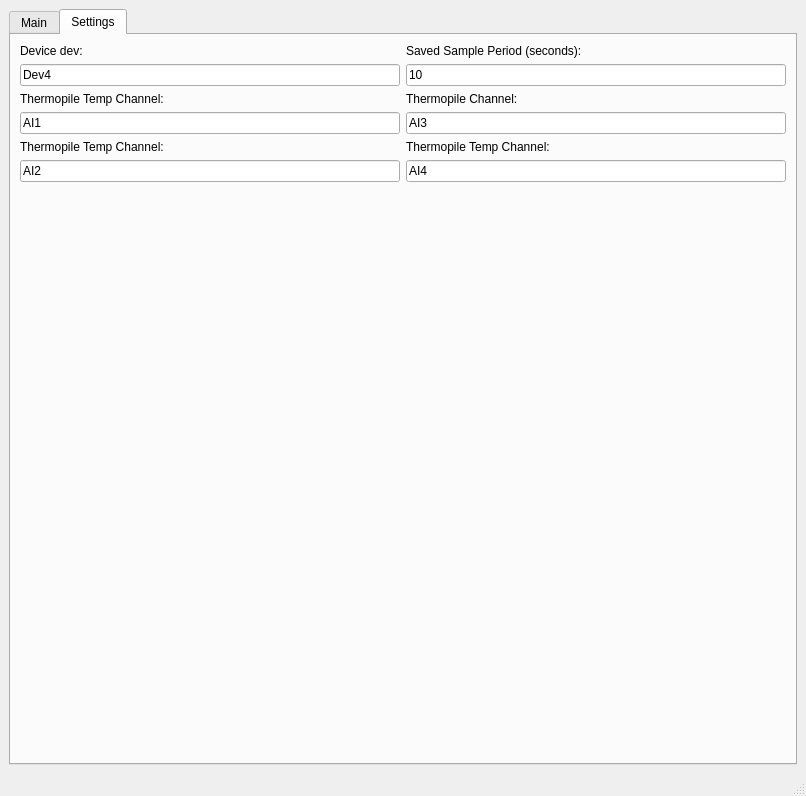
The window that MainWindow.ui (NUBURUInc/chickenlogger) describes before a commit, drawn with Qt 5.
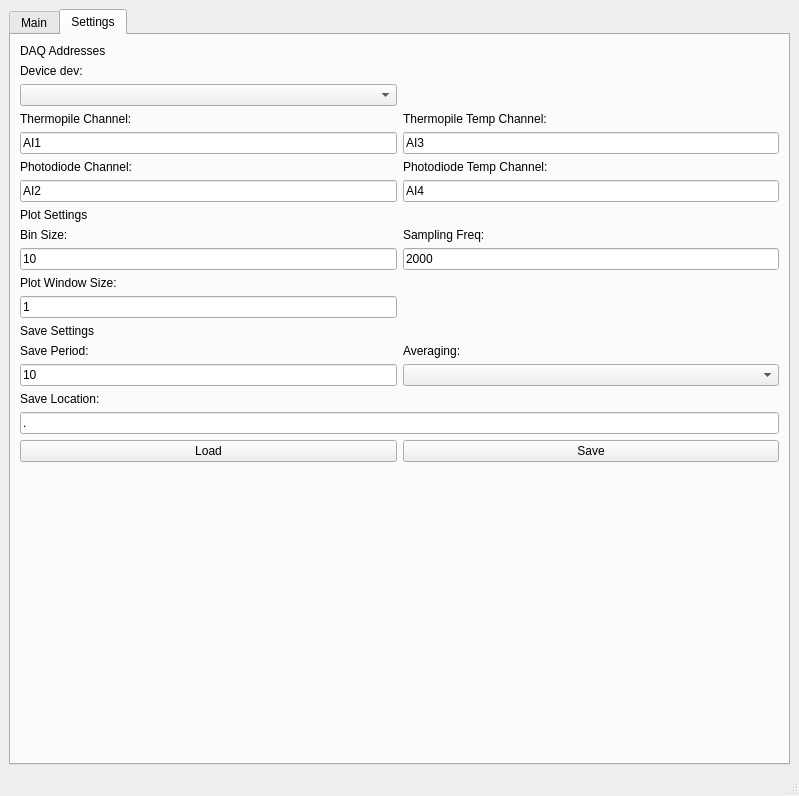
The same window after the commit. The open tabs and pages were chosen to show the change. Custom widgets are drawn as their Qt base class.

What changed in the file:
```diff
--- a/MainWindow.ui
+++ b/MainWindow.ui
@@ -6,7 +6,7 @@
    <rect>
     <x>0</x>
     <y>0</y>
-    <width>806</width>
+    <width>799</width>
     <height>796</height>
    </rect>
   </property>
@@ -147,47 +147,16 @@
        </attribute>
        <layout class="QVBoxLayout" name="verticalLayout_4">
         <item>
-         <layout class="QGridLayout" name="gridLayout_12">
+         <layout class="QGridLayout" name="gridLayout_17">
           <item row="0" column="0">
-           <layout class="QGridLayout" name="gridLayout_11">
-            <item row="2" column="0">
-             <layout class="QGridLayout" name="gridLayout_9">
-              <item row="0" column="0">
-               <widget class="QLabel" name="photodiodeTempChannelLabel">
+           <widget class="QLabel" name="AddrLabel">
                 <property name="text">
-                 <string>Thermopile Temp Channel:</string>
+             <string>DAQ Addresses</string>
                 </property>
                </widget>
               </item>
               <item row="1" column="0">
-               <widget class="QLineEdit" name="thermopileTempChannelEntry">
-                <property name="text">
-                 <string>AI2</string>
-                </property>
-               </widget>
-              </item>
-             </layout>
-            </item>
-            <item row="1" column="1">
-             <layout class="QGridLayout" name="gridLayout_8">
-              <item row="0" column="0">
-               <widget class="QLabel" name="thermoChanLabel">
-                <property name="text">
-                 <string>Thermopile Channel:</string>
-                </property>
-               </widget>
-              </item>
-              <item row="1" column="0">
-               <widget class="QLineEdit" name="thermoChanBox">
-                <property name="text">
-                 <string>AI3</string>
-                </property>
-               </widget>
-              </item>
-             </layout>
-            </item>
-            <item row="0" column="0">
-             <layout class="QGridLayout" name="gridLayout_6">
+           <layout class="QGridLayout" name="gridLayout_4">
               <item row="0" column="0">
                <widget class="QLabel" name="devLabel">
                 <property name="text">
@@ -196,20 +165,73 @@
                </widget>
               </item>
               <item row="1" column="0">
-               <widget class="QLineEdit" name="devBox">
+             <widget class="QComboBox" name="devCombo"/>
+            </item>
+           </layout>
+          </item>
+          <item row="1" column="1">
+           <layout class="QGridLayout" name="gridLayout_13"/>
+          </item>
+          <item row="2" column="0">
+           <layout class="QGridLayout" name="gridLayout_7">
+            <item row="0" column="0">
+             <widget class="QLabel" name="photodiodeChannelLabel">
                 <property name="text">
-                 <string>Dev4</string>
+               <string>Thermopile Channel:</string>
+              </property>
+             </widget>
+            </item>
+            <item row="1" column="0">
+             <widget class="QLineEdit" name="tpChan">
+              <property name="text">
+               <string>AI1</string>
                 </property>
                </widget>
               </item>
              </layout>
             </item>
             <item row="2" column="1">
+           <layout class="QGridLayout" name="gridLayout_8">
+            <item row="0" column="0">
+             <widget class="QLabel" name="thermoChanLabel">
+              <property name="text">
+               <string>Thermopile Temp Channel:</string>
+              </property>
+             </widget>
+            </item>
+            <item row="1" column="0">
+             <widget class="QLineEdit" name="tpTChan">
+              <property name="text">
+               <string>AI3</string>
+              </property>
+             </widget>
+            </item>
+           </layout>
+          </item>
+          <item row="3" column="0">
+           <layout class="QGridLayout" name="gridLayout_9">
+            <item row="0" column="0">
+             <widget class="QLabel" name="photodiodeTempChannelLabel">
+              <property name="text">
+               <string>Photodiode Channel:</string>
+              </property>
+             </widget>
+            </item>
+            <item row="1" column="0">
+             <widget class="QLineEdit" name="pdChan">
+              <property name="text">
+               <string>AI2</string>
+              </property>
+             </widget>
+            </item>
+           </layout>
+          </item>
+          <item row="3" column="1">
              <layout class="QGridLayout" name="gridLayout_10">
               <item row="0" column="0">
                <widget class="QLabel" name="thermoTempChanLabel_4">
                 <property name="text">
-                 <string>Thermopile Temp Channel:</string>
+               <string>Photodiode Temp Channel:</string>
                 </property>
                </widget>
               </item>
@@ -222,45 +244,160 @@
               </item>
              </layout>
             </item>
+         </layout>
+        </item>
+        <item>
+         <layout class="QGridLayout" name="gridLayout_16">
+          <item row="0" column="0">
+           <widget class="QLabel" name="AddrLabel_2">
+            <property name="text">
+             <string>Plot Settings</string>
+            </property>
+           </widget>
+          </item>
             <item row="1" column="0">
-             <layout class="QGridLayout" name="gridLayout_7">
+           <layout class="QGridLayout" name="gridLayout_5">
               <item row="0" column="0">
-               <widget class="QLabel" name="photodiodeChannelLabel">
+             <widget class="QLabel" name="devLabel_2">
                 <property name="text">
-                 <string>Thermopile Temp Channel:</string>
+               <string>Bin Size:</string>
                 </property>
                </widget>
               </item>
               <item row="1" column="0">
-               <widget class="QLineEdit" name="thermopileChannelEntry">
+             <widget class="QLineEdit" name="binEntry">
                 <property name="text">
-                 <string>AI1</string>
+               <string>10</string>
                 </property>
                </widget>
               </item>
              </layout>
+          </item>
+          <item row="1" column="1">
+           <layout class="QGridLayout" name="gridLayout_6">
+            <item row="0" column="0">
+             <widget class="QLabel" name="devLabel_3">
+              <property name="text">
+               <string>Sampling Freq:</string>
+              </property>
+             </widget>
+            </item>
+            <item row="1" column="0">
+             <widget class="QLineEdit" name="freqEntry">
+              <property name="text">
+               <string>2000</string>
+              </property>
+             </widget>
+            </item>
+           </layout>
+          </item>
+          <item row="2" column="0">
+           <layout class="QGridLayout" name="gridLayout_11">
+            <item row="0" column="0">
+             <widget class="QLabel" name="devLabel_4">
+              <property name="text">
+               <string>Plot Window Size:</string>
+              </property>
+             </widget>
+            </item>
+            <item row="1" column="0">
+             <widget class="QLineEdit" name="wSizeEntry">
+              <property name="text">
+               <string>1</string>
+              </property>
+             </widget>
+            </item>
+           </layout>
+          </item>
+         </layout>
+        </item>
+        <item>
+         <layout class="QGridLayout" name="gridLayout_18">
+          <item row="0" column="0">
+           <widget class="QLabel" name="saveLabel">
+            <property name="text">
+             <string>Save Settings</string>
+            </property>
+           </widget>
+          </item>
+          <item row="1" column="0">
+           <layout class="QGridLayout" name="gridLayout_12">
+            <item row="0" column="0">
+             <widget class="QLabel" name="devLabel_5">
+              <property name="text">
+               <string>Save Period:</string>
+              </property>
+             </widget>
+            </item>
+            <item row="1" column="0">
+             <widget class="QLineEdit" name="savePerEntry">
+              <property name="text">
+               <string>10</string>
+              </property>
+             </widget>
+            </item>
+           </layout>
+          </item>
+          <item row="1" column="1">
+           <layout class="QGridLayout" name="gridLayout_14">
+            <item row="0" column="0">
+             <widget class="QLabel" name="devLabel_6">
+              <property name="text">
+               <string>Averaging:</string>
+              </property>
+             </widget>
+            </item>
+            <item row="1" column="0">
+             <widget class="QComboBox" name="avgDD">
+              <property name="sizePolicy">
+               <sizepolicy hsizetype="Expanding" vsizetype="Fixed">
+                <horstretch>0</horstretch>
+                <verstretch>0</verstretch>
+               </sizepolicy>
+              </property>
+             </widget>
+            </item>
+           </layout>
+          </item>
+          <item row="2" column="0" colspan="2">
+           <layout class="QGridLayout" name="gridLayout_15">
+            <item row="0" column="0">
+             <widget class="QLabel" name="devLabel_7">
+              <property name="text">
+               <string>Save Location:</string>
+              </property>
+             </widget>
+            </item>
+            <item row="1" column="0">
+             <widget class="QLineEdit" name="saveLocEntry">
+              <property name="text">
+               <string>.</string>
+              </property>
+             </widget>
+            </item>
+           </layout>
+          </item>
+         </layout>
+        </item>
+        <item>
+         <layout class="QGridLayout" name="gridLayout_3">
+          <item row="0" column="0">
+           <widget class="QPushButton" name="loadButton">
+            <property name="text">
+             <string>Load</string>
+            </property>
+           </widget>
             </item>
             <item row="0" column="1">
-             <layout class="QGridLayout" name="gridLayout_13">
-              <item row="0" column="0">
-               <widget class="QLabel" name="sampleLabel">
+           <widget class="QPushButton" name="saveButton">
                 <property name="text">
-                 <string>Saved Sample Period (seconds):</string>
+             <string>Save</string>
                 </property>
                </widget>
               </item>
-              <item row="1" column="0">
-               <widget class="QLineEdit" name="sampleEntryBox">
-                <property name="text">
-                 <string>10</string>
-                </property>
-               </widget>
-              </item>
-             </layout>
-            </item>
-           </layout>
-          </item>
-          <item row="1" column="0">
+         </layout>
+        </item>
+        <item>
            <spacer name="verticalSpacer">
             <property name="orientation">
              <enum>Qt::Vertical</enum>
@@ -268,14 +405,12 @@
             <property name="sizeHint" stdset="0">
              <size>
               <width>20</width>
-              <height>40</height>
+            <height>267</height>
              </size>
             </property>
            </spacer>
           </item>
          </layout>
-        </item>
-       </layout>
       </widget>
      </widget>
     </item>
```
Left out of the diff: 6 changed lines with no effect on the pictures. Lines whose indentation alone changed are shown as unchanged.
